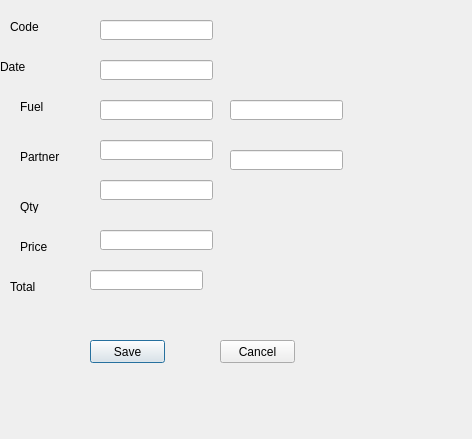
Above: fuelflashmove.ui from End1-1/FlashCards before the change. Below: the same form after it.
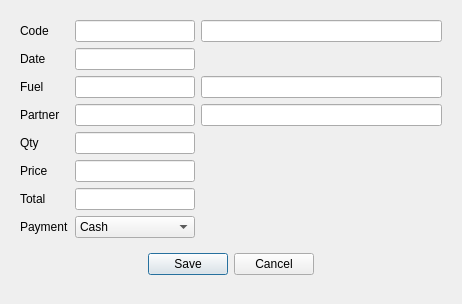
That is the form after the change. Custom widgets are drawn as their Qt base class.

What changed in the file:
```diff
--- a/fuelflashmove.ui
+++ b/fuelflashmove.ui
@@ -6,231 +6,290 @@
    <rect>
     <x>0</x>
     <y>0</y>
-    <width>472</width>
-    <height>439</height>
+    <width>462</width>
+    <height>285</height>
    </rect>
   </property>
   <property name="windowTitle">
    <string>Dialog</string>
   </property>
-  <widget class="QLabel" name="label">
-   <property name="geometry">
-    <rect>
-     <x>10</x>
-     <y>20</y>
-     <width>47</width>
-     <height>13</height>
-    </rect>
-   </property>
-   <property name="text">
-    <string>Code</string>
-   </property>
-  </widget>
-  <widget class="QLineEdit" name="lineEdit">
-   <property name="geometry">
-    <rect>
-     <x>100</x>
-     <y>20</y>
-     <width>113</width>
-     <height>20</height>
-    </rect>
-   </property>
-  </widget>
-  <widget class="QLabel" name="label_2">
-   <property name="geometry">
-    <rect>
-     <x>0</x>
-     <y>60</y>
-     <width>47</width>
-     <height>13</height>
-    </rect>
-   </property>
-   <property name="text">
-    <string>Date</string>
-   </property>
-  </widget>
-  <widget class="QLineEdit" name="lineEdit_2">
-   <property name="geometry">
-    <rect>
-     <x>100</x>
-     <y>60</y>
-     <width>113</width>
-     <height>20</height>
-    </rect>
-   </property>
-  </widget>
-  <widget class="QLabel" name="label_3">
-   <property name="geometry">
-    <rect>
-     <x>20</x>
-     <y>150</y>
-     <width>47</width>
-     <height>13</height>
-    </rect>
-   </property>
-   <property name="text">
-    <string>Partner</string>
-   </property>
-  </widget>
-  <widget class="QLineEdit" name="lineEdit_3">
-   <property name="geometry">
-    <rect>
-     <x>100</x>
-     <y>100</y>
-     <width>113</width>
-     <height>20</height>
-    </rect>
-   </property>
-  </widget>
-  <widget class="QLineEdit" name="lineEdit_4">
-   <property name="geometry">
-    <rect>
-     <x>230</x>
-     <y>100</y>
-     <width>113</width>
-     <height>20</height>
-    </rect>
-   </property>
-  </widget>
-  <widget class="QLabel" name="label_4">
-   <property name="geometry">
-    <rect>
-     <x>20</x>
-     <y>100</y>
-     <width>47</width>
-     <height>13</height>
-    </rect>
-   </property>
-   <property name="text">
-    <string>Fuel</string>
-   </property>
-  </widget>
-  <widget class="QLineEdit" name="lineEdit_5">
-   <property name="geometry">
-    <rect>
-     <x>100</x>
-     <y>140</y>
-     <width>113</width>
-     <height>20</height>
-    </rect>
-   </property>
-  </widget>
-  <widget class="QLineEdit" name="lineEdit_6">
-   <property name="geometry">
-    <rect>
-     <x>230</x>
-     <y>150</y>
-     <width>113</width>
-     <height>20</height>
-    </rect>
-   </property>
-  </widget>
-  <widget class="QLabel" name="label_5">
-   <property name="geometry">
-    <rect>
-     <x>20</x>
-     <y>200</y>
-     <width>47</width>
-     <height>13</height>
-    </rect>
-   </property>
-   <property name="text">
-    <string>Qty</string>
-   </property>
-  </widget>
-  <widget class="QLineEdit" name="lineEdit_7">
-   <property name="geometry">
-    <rect>
-     <x>100</x>
-     <y>180</y>
-     <width>113</width>
-     <height>20</height>
-    </rect>
-   </property>
-  </widget>
-  <widget class="QLabel" name="label_6">
-   <property name="geometry">
-    <rect>
-     <x>20</x>
-     <y>240</y>
-     <width>47</width>
-     <height>13</height>
-    </rect>
-   </property>
-   <property name="text">
-    <string>Price</string>
-   </property>
-  </widget>
-  <widget class="QLineEdit" name="lineEdit_8">
-   <property name="geometry">
-    <rect>
-     <x>100</x>
-     <y>230</y>
-     <width>113</width>
-     <height>20</height>
-    </rect>
-   </property>
-  </widget>
-  <widget class="QLineEdit" name="lineEdit_9">
-   <property name="geometry">
-    <rect>
-     <x>90</x>
-     <y>270</y>
-     <width>113</width>
-     <height>20</height>
-    </rect>
-   </property>
-  </widget>
-  <widget class="QLabel" name="label_7">
-   <property name="geometry">
-    <rect>
-     <x>10</x>
-     <y>280</y>
-     <width>47</width>
-     <height>13</height>
-    </rect>
-   </property>
-   <property name="text">
-    <string>Total</string>
-   </property>
-  </widget>
-  <widget class="QWidget" name="widget" native="true">
-   <property name="geometry">
-    <rect>
-     <x>10</x>
-     <y>320</y>
-     <width>421</width>
-     <height>80</height>
-    </rect>
-   </property>
-   <widget class="QPushButton" name="btnSave">
-    <property name="geometry">
-     <rect>
-      <x>80</x>
-      <y>20</y>
-      <width>75</width>
-      <height>23</height>
-     </rect>
-    </property>
-    <property name="text">
-     <string>Save</string>
-    </property>
-   </widget>
-   <widget class="QPushButton" name="btnCancel">
-    <property name="geometry">
-     <rect>
-      <x>210</x>
-      <y>20</y>
-      <width>75</width>
-      <height>23</height>
-     </rect>
-    </property>
-    <property name="text">
-     <string>Cancel</string>
-    </property>
-   </widget>
-  </widget>
+  <layout class="QGridLayout" name="gridLayout">
+   <item row="7" column="2">
+    <widget class="WdtContainer" name="wc" native="true">
+     <layout class="QGridLayout" name="gridLayout_2">
+      <item row="5" column="1">
+       <widget class="C5LineEdit" name="lePrice">
+        <property name="maximumSize">
+         <size>
+          <width>120</width>
+          <height>16777215</height>
+         </size>
+        </property>
+       </widget>
+      </item>
+      <item row="3" column="2">
+       <widget class="C5LineEdit" name="lePartnerName">
+        <property name="focusPolicy">
+         <enum>Qt::NoFocus</enum>
+        </property>
+        <property name="readOnly">
+         <bool>true</bool>
+        </property>
+        <property name="lvalue" stdset="0">
+         <string>partners</string>
+        </property>
+       </widget>
+      </item>
+      <item row="0" column="0">
+       <widget class="QLabel" name="label">
+        <property name="text">
+         <string>Code</string>
+        </property>
+       </widget>
+      </item>
+      <item row="2" column="0">
+       <widget class="QLabel" name="label_4">
+        <property name="text">
+         <string>Fuel</string>
+        </property>
+       </widget>
+      </item>
+      <item row="4" column="1">
+       <widget class="C5LineEdit" name="leQty">
+        <property name="maximumSize">
+         <size>
+          <width>120</width>
+          <height>16777215</height>
+         </size>
+        </property>
+       </widget>
+      </item>
+      <item row="0" column="2">
+       <widget class="QLineEdit" name="leMove">
+        <property name="focusPolicy">
+         <enum>Qt::NoFocus</enum>
+        </property>
+        <property name="readOnly">
+         <bool>true</bool>
+        </property>
+       </widget>
+      </item>
+      <item row="2" column="2">
+       <widget class="C5LineEdit" name="leFuelName">
+        <property name="focusPolicy">
+         <enum>Qt::NoFocus</enum>
+        </property>
+        <property name="readOnly">
+         <bool>true</bool>
+        </property>
+        <property name="lvalue" stdset="0">
+         <string>fuel</string>
+        </property>
+       </widget>
+      </item>
+      <item row="6" column="0">
+       <widget class="QLabel" name="label_7">
+        <property name="text">
+         <string>Total</string>
+        </property>
+       </widget>
+      </item>
+      <item row="1" column="1">
+       <widget class="C5DateEdit" name="leDate">
+        <property name="maximumSize">
+         <size>
+          <width>120</width>
+          <height>16777215</height>
+         </size>
+        </property>
+       </widget>
+      </item>
+      <item row="1" column="0">
+       <widget class="QLabel" name="label_2">
+        <property name="text">
+         <string>Date</string>
+        </property>
+       </widget>
+      </item>
+      <item row="3" column="0">
+       <widget class="QLabel" name="label_3">
+        <property name="text">
+         <string>Partner</string>
+        </property>
+       </widget>
+      </item>
+      <item row="5" column="0">
+       <widget class="QLabel" name="label_6">
+        <property name="text">
+         <string>Price</string>
+        </property>
+       </widget>
+      </item>
+      <item row="0" column="1">
+       <widget class="C5LineEdit" name="leCode">
+        <property name="maximumSize">
+         <size>
+          <width>120</width>
+          <height>16777215</height>
+         </size>
+        </property>
+        <property name="focusPolicy">
+         <enum>Qt::NoFocus</enum>
+        </property>
+        <property name="readOnly">
+         <bool>true</bool>
+        </property>
+       </widget>
+      </item>
+      <item row="8" column="0" colspan="3">
+       <widget class="QWidget" name="widget_2" native="true">
+        <layout class="QHBoxLayout" name="horizontalLayout">
+         <item>
+          <spacer name="horizontalSpacer">
+           <property name="orientation">
+            <enum>Qt::Horizontal</enum>
+           </property>
+           <property name="sizeHint" stdset="0">
+            <size>
+             <width>40</width>
+             <height>20</height>
+            </size>
+           </property>
+          </spacer>
+         </item>
+         <item>
+          <widget class="QPushButton" name="btnSave">
+           <property name="text">
+            <string>Save</string>
+           </property>
+          </widget>
+         </item>
+         <item>
+          <widget class="QPushButton" name="btnCancel">
+           <property name="text">
+            <string>Cancel</string>
+           </property>
+          </widget>
+         </item>
+         <item>
+          <spacer name="horizontalSpacer_2">
+           <property name="orientation">
+            <enum>Qt::Horizontal</enum>
+           </property>
+           <property name="sizeHint" stdset="0">
+            <size>
+             <width>40</width>
+             <height>20</height>
+            </size>
+           </property>
+          </spacer>
+         </item>
+        </layout>
+       </widget>
+      </item>
+      <item row="2" column="1">
+       <widget class="C5LineEdit" name="leFuel">
+        <property name="maximumSize">
+         <size>
+          <width>120</width>
+          <height>16777215</height>
+         </size>
+        </property>
+        <property name="lkey" stdset="0">
+         <string>fuel</string>
+        </property>
+       </widget>
+      </item>
+      <item row="4" column="0">
+       <widget class="QLabel" name="label_5">
+        <property name="text">
+         <string>Qty</string>
+        </property>
+       </widget>
+      </item>
+      <item row="6" column="1">
+       <widget class="C5LineEdit" name="leTotal">
+        <property name="maximumSize">
+         <size>
+          <width>120</width>
+          <height>16777215</height>
+         </size>
+        </property>
+       </widget>
+      </item>
+      <item row="3" column="1">
+       <widget class="C5LineEdit" name="lePartner">
+        <property name="maximumSize">
+         <size>
+          <width>120</width>
+          <height>16777215</height>
+         </size>
+        </property>
+        <property name="lkey" stdset="0">
+         <string>partners</string>
+        </property>
+       </widget>
+      </item>
+      <item row="7" column="0">
+       <widget class="QLabel" name="label_8">
+        <property name="text">
+         <string>Payment</string>
+        </property>
+       </widget>
+      </item>
+      <item row="7" column="1">
+       <widget class="QComboBox" name="cbPayment">
+        <item>
+         <property name="text">
+          <string>Cash</string>
+         </property>
+        </item>
+        <item>
+         <property name="text">
+          <string>Bank</string>
+         </property>
+        </item>
+        <item>
+         <property name="text">
+          <string>Flash</string>
+         </property>
+        </item>
+       </widget>
+      </item>
+     </layout>
+    </widget>
+   </item>
+  </layout>
  </widget>
+ <customwidgets>
+  <customwidget>
+   <class>C5LineEdit</class>
+   <extends>QLineEdit</extends>
+   <header location="global">c5lineedit.h</header>
+  </customwidget>
+  <customwidget>
+   <class>WdtContainer</class>
+   <extends>QWidget</extends>
+   <header location="global">wdtcontainer.h</header>
+   <container>1</container>
+  </customwidget>
+  <customwidget>
+   <class>C5DateEdit</class>
+   <extends>QLineEdit</extends>
+   <header location="global">c5dateedit.h</header>
+  </customwidget>
+ </customwidgets>
+ <tabstops>
+  <tabstop>leDate</tabstop>
+  <tabstop>leFuel</tabstop>
+  <tabstop>lePartner</tabstop>
+  <tabstop>leQty</tabstop>
+  <tabstop>lePrice</tabstop>
+  <tabstop>leTotal</tabstop>
+  <tabstop>cbPayment</tabstop>
+  <tabstop>btnSave</tabstop>
+  <tabstop>btnCancel</tabstop>
+ </tabstops>
  <resources/>
  <connections/>
 </ui>
```
Left out of the diff: 2 changed lines with no effect on the pictures.
